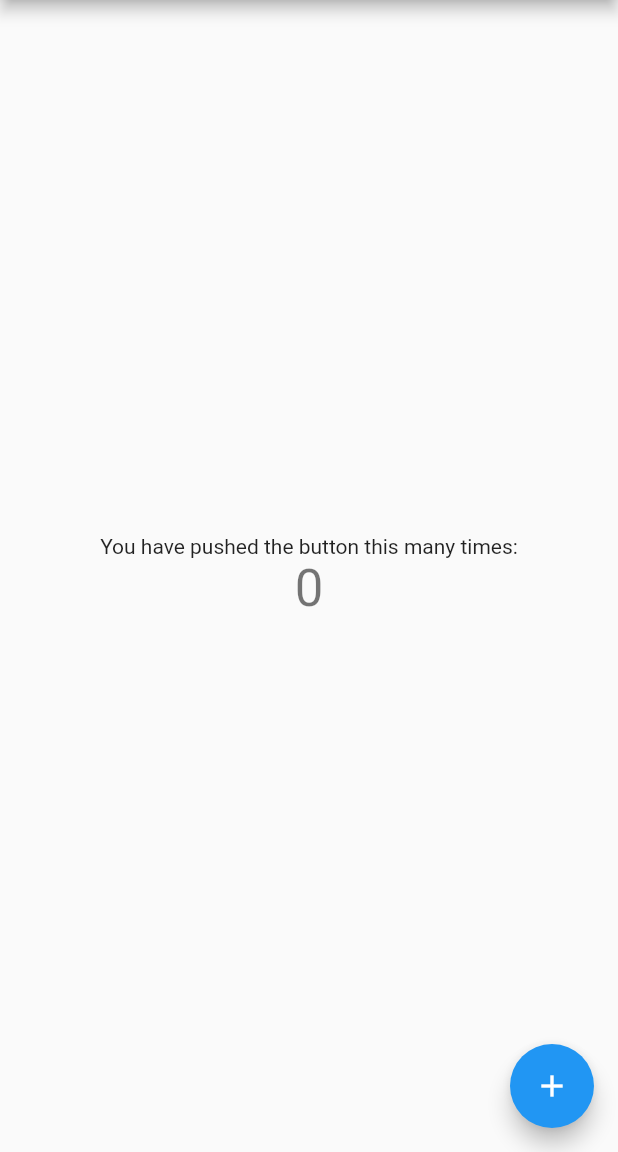
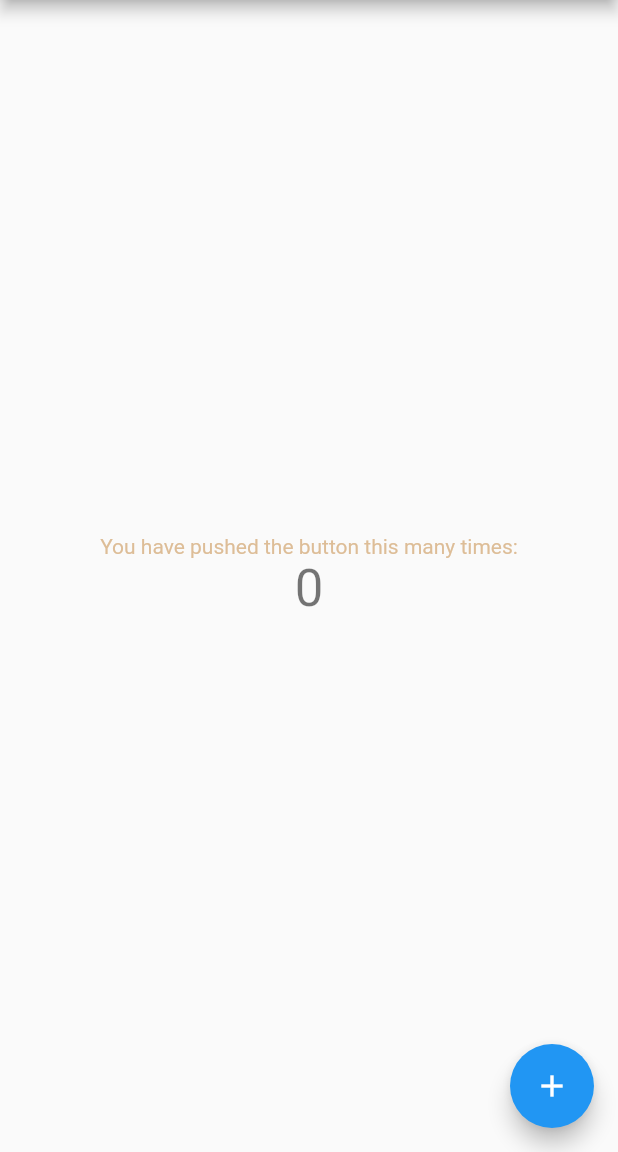
Before and after one commit to JustinXu0223/flutter_app, a Flutter app: the screen it shows after launch, on a phone screen of 412 x 824 dp, the part 84-1236 px from its top. Run offline on Flutter 3.47's test engine with Material 2 defaults, Android fonts, the phone set to English and light mode, and no system bars.

Commit message:
feat: add color.dart

```diff
--- /dev/null
+++ b/lib/constants/color.dart
@@ -0,0 +1,28 @@
+import 'package:flutter/material.dart';
+
+// 转化web颜色到Color
+class HexColor extends Color {
+  static int getColorFromHex(String hexColor) {
+    hexColor = hexColor.toUpperCase().replaceAll("#", "");
+    if (hexColor.length == 6) {
+      hexColor = "FF$hexColor";
+    }
+    return int.parse(hexColor, radix: 16);
+  }
+
+  HexColor(final String hexColor) : super(getColorFromHex(hexColor));
+}
+
+class ColorConstant {
+  // 透明色
+  static const Color transparentColor = Color.fromRGBO(0, 0, 0, 0);
+  // 默认主题色
+  static Color primaryColor = HexColor('#DDBD97'); // 默认颜色
+  // 默认字体颜色
+  static Color strongColor = HexColor('#414655'); // 强调色
+  static Color normalColor = HexColor('#6C7BA8'); // 常规色
+  static Color negativeColor = HexColor('#cbced8'); // 置灰色
+  static Color positiveColor = HexColor('#6AAAF5'); // 激活色
+  static Color warningColor = HexColor('#db6372'); // 警告色
+  // 通用色
+}
--- a/lib/main.dart
+++ b/lib/main.dart
@@ -1,4 +1,6 @@
 import 'package:flutter/material.dart';
+// constants
+import 'package:flutter_app/constants/color.dart';
 
 void main() {
   runApp(const MyApp());
@@ -95,8 +97,11 @@ class _MyHomePageState extends State<MyHomePage> {
           // horizontal).
           mainAxisAlignment: MainAxisAlignment.center,
           children: <Widget>[
-            const Text(
+            Text(
               'You have pushed the button this many times:',
+              style: TextStyle(
+                color: ColorConstant.primaryColor,
+              ),
             ),
             Text(
               '$_counter',
```
